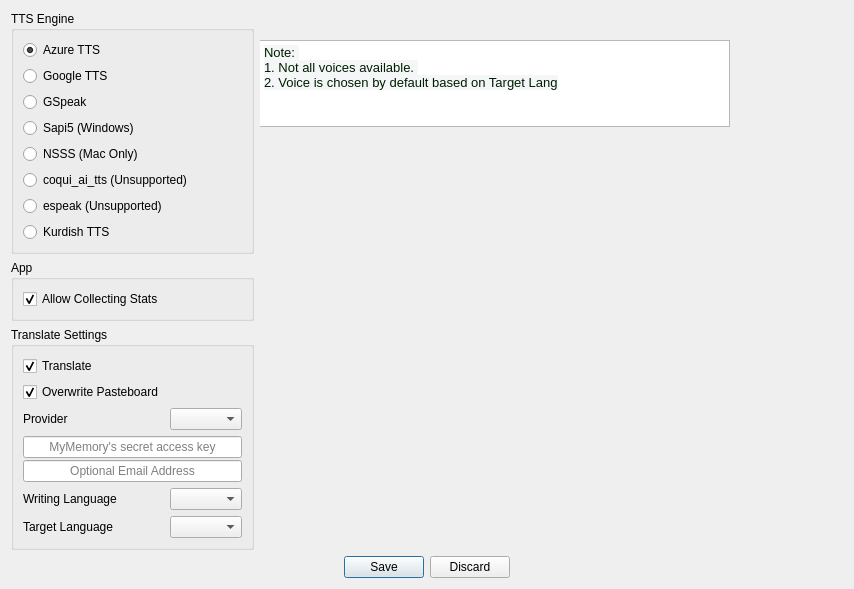
First picture: the form in GUI_TranslateAndTTS/form.ui, repository AceCentre/AACSpeakHelper, before the edit.
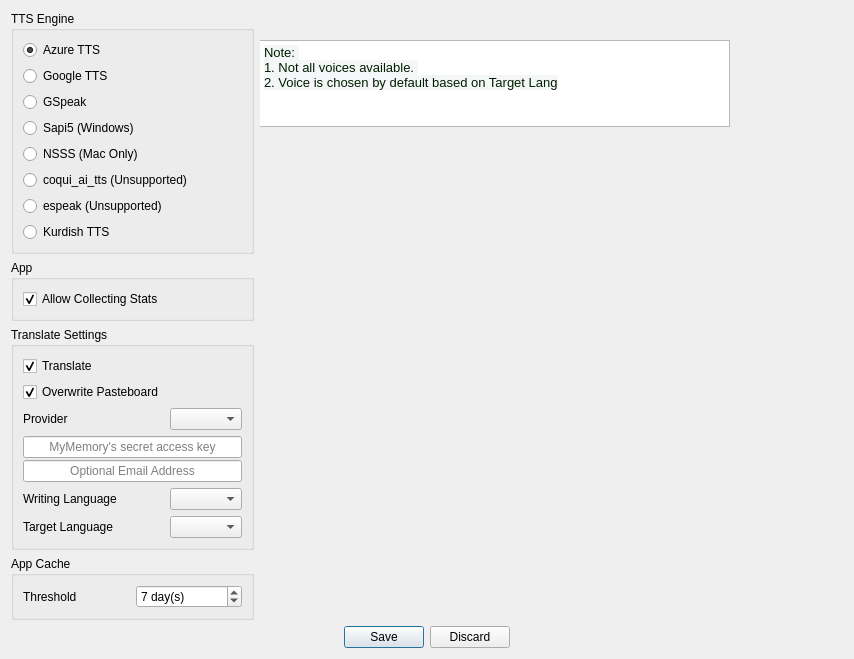
Second picture: the form after the edit. The open tabs and pages were chosen to show the change.

Commit message: Add play from cache capability -- Need more test

Patch:
```diff
--- a/GUI_TranslateAndTTS/form.ui
+++ b/GUI_TranslateAndTTS/form.ui
@@ -7,7 +7,7 @@
     <x>0</x>
     <y>0</y>
     <width>854</width>
-    <height>553</height>
+    <height>594</height>
    </rect>
   </property>
   <property name="windowTitle">
@@ -809,6 +809,38 @@
      </layout>
     </widget>
    </item>
+   <item row="3" column="0">
+    <widget class="QGroupBox" name="groupBox_2">
+     <property name="title">
+      <string>App Cache</string>
+     </property>
+     <layout class="QGridLayout" name="gridLayout_9">
+      <item row="0" column="0">
+       <widget class="QLabel" name="label_15">
+        <property name="text">
+         <string>Threshold</string>
+        </property>
+       </widget>
+      </item>
+      <item row="0" column="1">
+       <widget class="QSpinBox" name="spinBox">
+        <property name="suffix">
+         <string> day(s)</string>
+        </property>
+        <property name="minimum">
+         <number>1</number>
+        </property>
+        <property name="stepType">
+         <enum>QAbstractSpinBox::DefaultStepType</enum>
+        </property>
+        <property name="value">
+         <number>7</number>
+        </property>
+       </widget>
+      </item>
+     </layout>
+    </widget>
+   </item>
   </layout>
  </widget>
  <tabstops>
```
Left out of the diff: 2 changed lines with no effect on the pictures. The commit also changes 5 other files.
